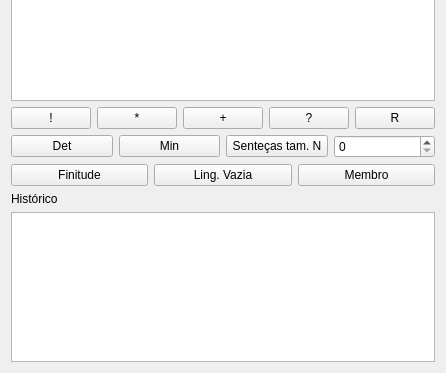
Qt form gui/view/DynamicAutomatonWidget.ui (joaovicentesouto/INE5421) before a commit; both pictures show x 0 to 446 and y 407 to 780 of the 446 by 780 pixel window.
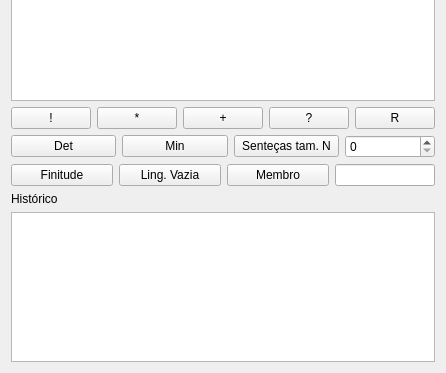
The same form after that commit.

Patch:
```diff
--- a/gui/view/DynamicAutomatonWidget.ui
+++ b/gui/view/DynamicAutomatonWidget.ui
@@ -127,6 +127,18 @@
      </item>
      <item>
       <widget class="QSpinBox" name="m_n_of_sentences">
+       <property name="minimumSize">
+        <size>
+         <width>40</width>
+         <height>0</height>
+        </size>
+       </property>
+       <property name="maximumSize">
+        <size>
+         <width>90</width>
+         <height>16777215</height>
+        </size>
+       </property>
        <property name="maximum">
         <number>999999999</number>
        </property>
@@ -157,6 +169,22 @@
        </property>
       </widget>
      </item>
+     <item>
+      <widget class="QLineEdit" name="m_sentence">
+       <property name="minimumSize">
+        <size>
+         <width>50</width>
+         <height>0</height>
+        </size>
+       </property>
+       <property name="maximumSize">
+        <size>
+         <width>100</width>
+         <height>16777215</height>
+        </size>
+       </property>
+      </widget>
+     </item>
     </layout>
    </item>
    <item>
```
